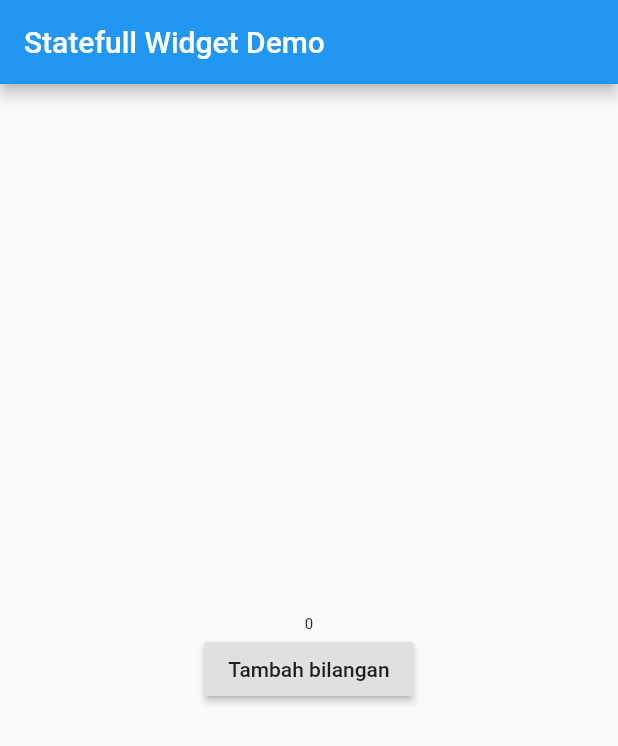
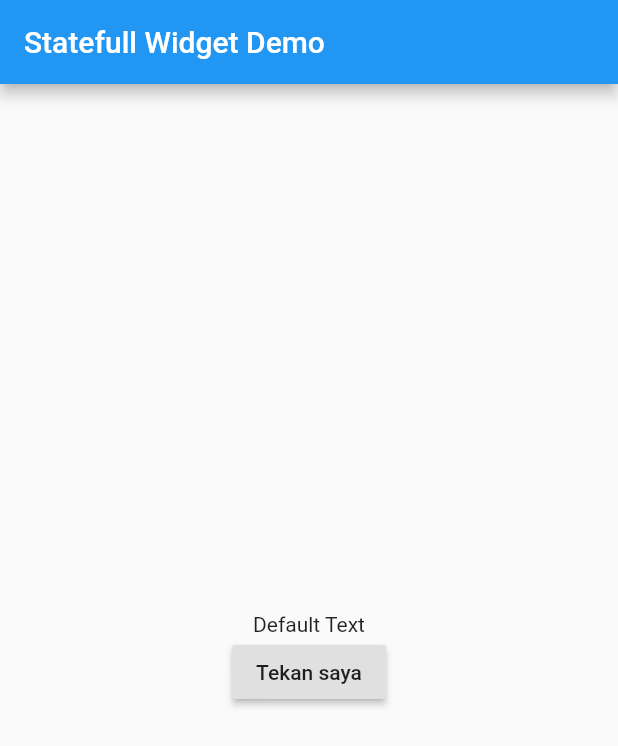
Before and after one commit to arifinmn11/basic-flutter, a Flutter app: the screen it shows after launch, on a phone screen of 412 x 824 dp. Shown: the top 746 px of the screen. Run offline on Flutter 3.47's test engine with Material 2 defaults, Android fonts, the phone set to English and light mode, and no system bars.

Commit message:
example anonymous widget

```diff
--- a/lib/main.dart
+++ b/lib/main.dart
@@ -12,13 +12,7 @@ class MyApp extends StatefulWidget {
 }
 
 class _MyAppState extends State<MyApp> {
-  int number = 0;
-
-  void tekanTombol() {
-    setState(() {
-      number++;
-    });
-  }
+  String message = "Default Text";
 
   @override
   Widget build(BuildContext context) {
@@ -31,13 +25,17 @@ class _MyAppState extends State<MyApp> {
             child: Column(
               mainAxisAlignment: MainAxisAlignment.center,
               children: <Widget>[
-                Text(number.toString(),
-                style: TextStyle(fontSize: 10 + number.toDouble()),),
+                Text(message),
                 RaisedButton(
-                    child: Text("Tambah bilangan"), onPressed: tekanTombol)
-              ]),
+                    child: Text("Tekan saya"),
+                    onPressed: () {
+                      setState(() {
+                        message = "Tombol sudah ditekan";
+                      });
+                    })
+              ],
             ),
-      ),
+          )),
     );
   }
 }
```
Lines whose indentation alone changed are shown as unchanged.
